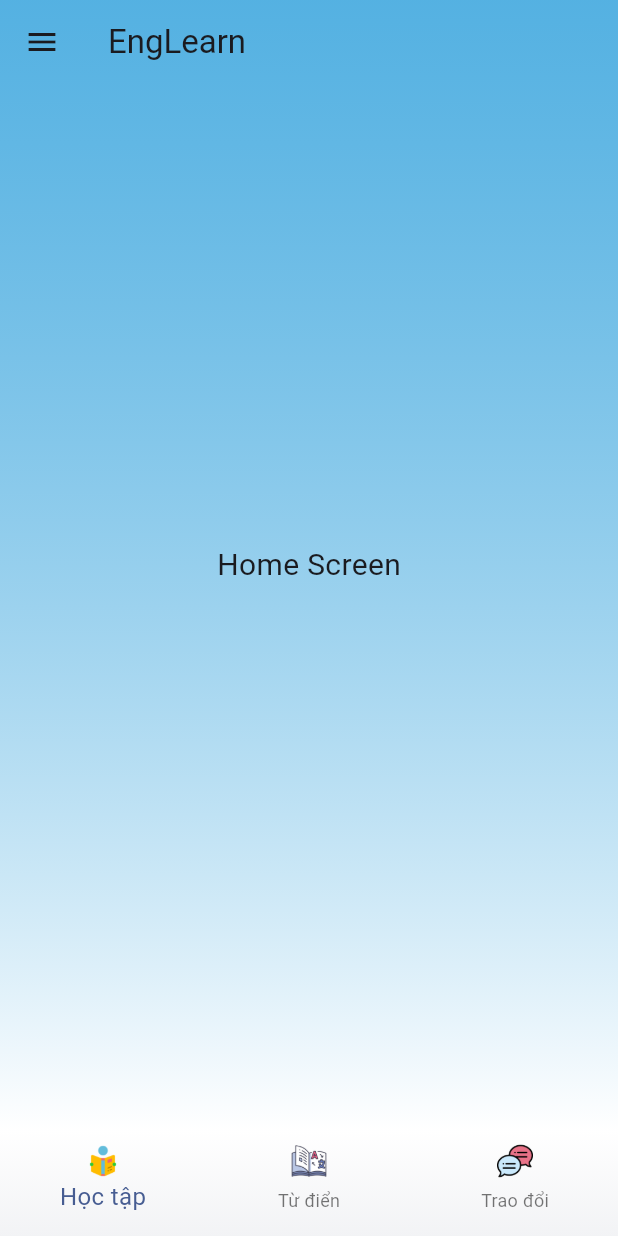
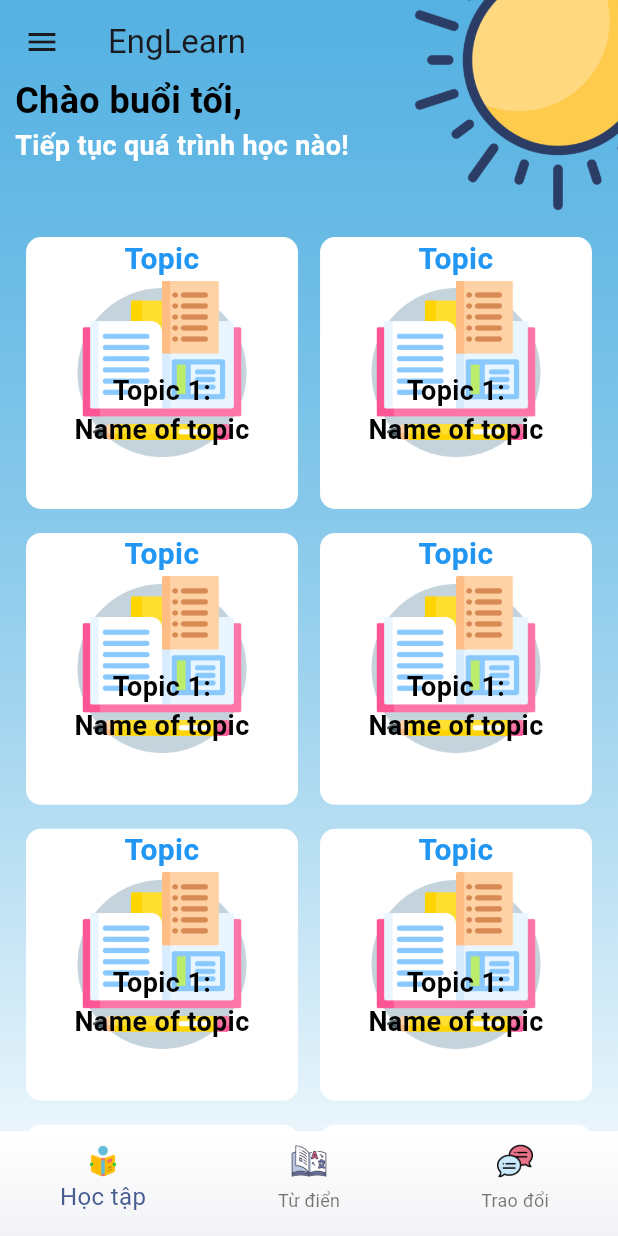
Before and after one commit to huuluc10/flutter-english-learn-app, a Flutter app: the HomeScreen screen opened by its route, on a phone screen of 412 x 824 dp. Run offline on Flutter 3.47's test engine with Material 3 defaults, Android fonts, the phone set to English and light mode, and no system bars; our stand-ins replace flutter_riverpod; missing offline and left inert: bottom_picker.

Commit message:
write UI for home page
Issue: Cannot scroll to see the full widget

```diff
--- a/lib/features/homepage/page/home_screen.dart
+++ b/lib/features/homepage/page/home_screen.dart
@@ -1,5 +1,6 @@
 import 'package:flutter/material.dart';
 import 'package:flutter_englearn/features/homepage/widgets/drawer_home_widget.dart';
+import 'package:flutter_englearn/features/homepage/widgets/topic_widget.dart';
 import 'package:flutter_englearn/utils/bottom_navigate_bar_widget.dart';
 import 'package:flutter_englearn/utils/service/control_index_navigate_bar.dart';
 import 'package:flutter_englearn/utils/widgets/line_gradient_background_widget.dart';
@@ -11,7 +12,29 @@ class HomeScreen extends ConsumerWidget {
 
   @override
   Widget build(BuildContext context, WidgetRef ref) {
+    // Get index of bottom navigation bar
     final indexBottomNavbar = ref.watch(indexBottomNavbarProvider);
+    // Get current time
+    final currentTime = DateTime.now();
+
+    // Get width of screen
+    final width = MediaQuery.of(context).size.width;
+    String image = "assets/light.png";
+    String welcome = "Chào buổi sáng,";
+    if (currentTime.hour < 18 && currentTime.hour > 12) {
+      // Good afternoon
+      welcome = "Chào buổi chiều,";
+    } else {
+      // Good evening
+      welcome = "Chào buổi tối,";
+    }
+
+    Future<void> _refresh() async {
+      // await ref.read(homeScreenProvider.notifier).getTopics();
+      print('refresh');
+      return Future.delayed(Duration(seconds: 1));
+    }
+
     return Scaffold(
       extendBodyBehindAppBar: true,
       // extendBody: false,
@@ -20,16 +43,78 @@ class HomeScreen extends ConsumerWidget {
         elevation: 0,
         backgroundColor: Colors.transparent,
       ),
-      body: const LineGradientBackgroundWidget(
-        child: Center(
-          child: Column(
-            mainAxisAlignment: MainAxisAlignment.center,
-            children: <Widget>[
-              Text(
-                'Home Screen',
-                style: TextStyle(fontSize: 20),
-              ),
-            ],
+      body: RefreshIndicator(
+        onRefresh: _refresh,
+        strokeWidth: 2,
+        child: SingleChildScrollView(
+          child: LineGradientBackgroundWidget(
+            child: Stack(
+              children: [
+                Positioned(
+                  top: -60,
+                  right: -60,
+                  child: CircleAvatar(
+                    radius: 100,
+                    backgroundColor: Colors.transparent,
+                    backgroundImage: AssetImage(image),
+                  ),
+                ),
+                Positioned(
+                  top: 50,
+                  left: 0,
+                  right: 0,
+                  child: Padding(
+                    padding: const EdgeInsets.symmetric(horizontal: 10),
+                    child: Column(
+                      // mainAxisAlignment: MainAxisAlignment.center,
+                      crossAxisAlignment: CrossAxisAlignment.start,
+                      children: <Widget>[
+                        Text(
+                          welcome,
+                          style: const TextStyle(
+                              fontSize: 24,
+                              color: Colors.black,
+                              fontWeight: FontWeight.w600),
+                        ),
+                        const Text(
+                          'Tiếp tục quá trình học nào!',
+                          style: TextStyle(
+                              fontSize: 18,
+                              color: Colors.white,
+                              fontWeight: FontWeight.w600),
+                        ),
+                        const SizedBox(height: 40),
+
+                        // Todo: show topic below
+                        Center(
+                          child: Column(
+                            children: [
+                              for (var i = 0; i < 6; i++)
+                                Padding(
+                                  padding:
+                                      const EdgeInsets.symmetric(vertical: 8),
+                                  child: Row(
+                                    mainAxisAlignment:
+                                        MainAxisAlignment.spaceAround,
+                                    children: [
+                                      TopicWidget(
+                                          width: width,
+                                          nameTopic: 'Topic 1: Name of topic'),
+                                      TopicWidget(
+                                          width: width,
+                                          nameTopic: 'Topic 1: Name of topic'),
+                                    ],
+                                  ),
+                                ),
+                            ],
+                          ),
+                        )
+                      ],
+                    ),
+                  ),
+                ),
+              ],
+            ),
           ),
         ),
       ),
--- /dev/null
+++ b/lib/features/homepage/widgets/topic_widget.dart
@@ -0,0 +1,60 @@
+import 'package:flutter/material.dart';
+
+class TopicWidget extends StatelessWidget {
+  const TopicWidget({super.key, required this.width, required this.nameTopic});
+
+  final double width;
+  final String nameTopic;
+
+  @override
+  Widget build(BuildContext context) {
+    return Container(
+      height: width * 0.44,
+      width: width * 0.44,
+      decoration: BoxDecoration(
+        color: Colors.white,
+        borderRadius: BorderRadius.circular(10),
+      ),
+      child: Center(
+        child: Column(
+          children: [
+            const Text(
+              'Topic',
+              textAlign: TextAlign.center,
+              style: TextStyle(
+                fontSize: 20,
+                fontWeight: FontWeight.bold,
+                color: Colors.blue,
+              ),
+            ),
+            Stack(
+              children: [
+                Image(
+                  image: const AssetImage('assets/lesson.png'),
+                  height: width * 2 / 7,
+                  width: width * 2 / 7,
+                ),
+                Positioned(
+                  bottom: 5,
+                  left: 0,
+                  right: 0,
+                  child: Center(
+                    child: Text(
+                      nameTopic,
+                      textAlign: TextAlign.center,
+                      style: const TextStyle(
+                        fontSize: 18,
+                        fontWeight: FontWeight.bold,
+                        color: Colors.black,
+                      ),
+                    ),
+                  ),
+                ),
+              ],
+            ),
+          ],
+        ),
+      ),
+    );
+  }
+}
--- a/lib/main.dart
+++ b/lib/main.dart
@@ -8,7 +8,7 @@ import 'dart:convert';
 
 void main() {
   runApp(const ProviderScope(
-    child: MyApp(),
+    child: SafeArea(child: MyApp()),
   ));
 }
 
```
Also changed, not shown: assets/lesson.png (added), assets/light.png (added), assets/night.png (added), assets/sunrise.png (added).
